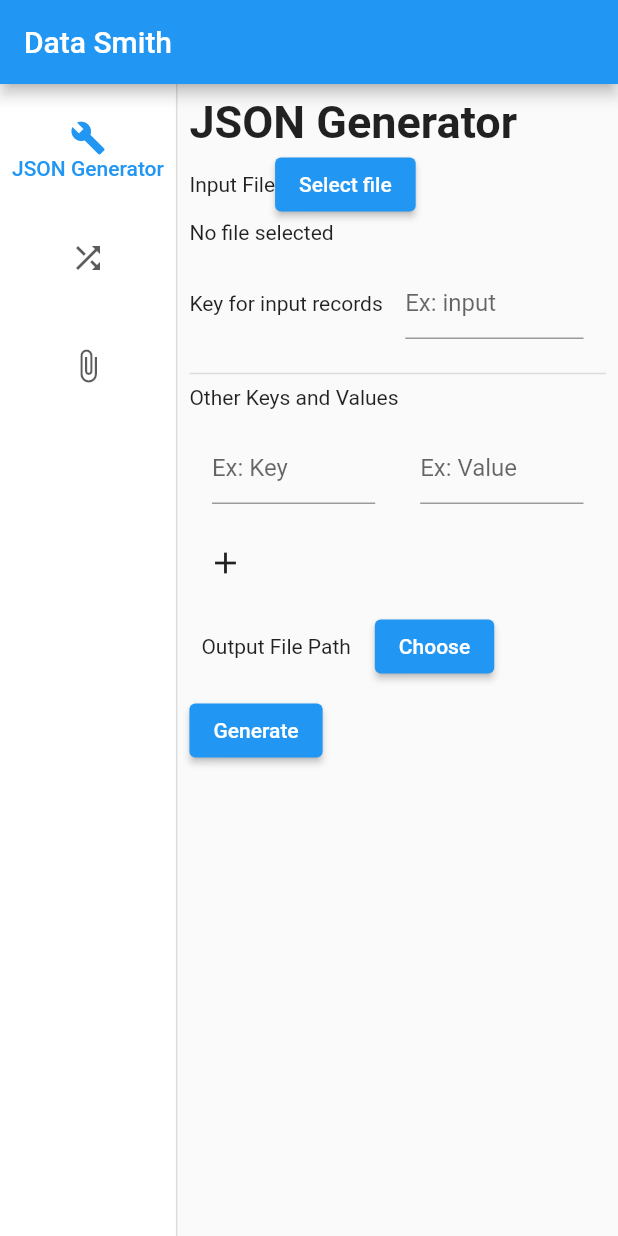
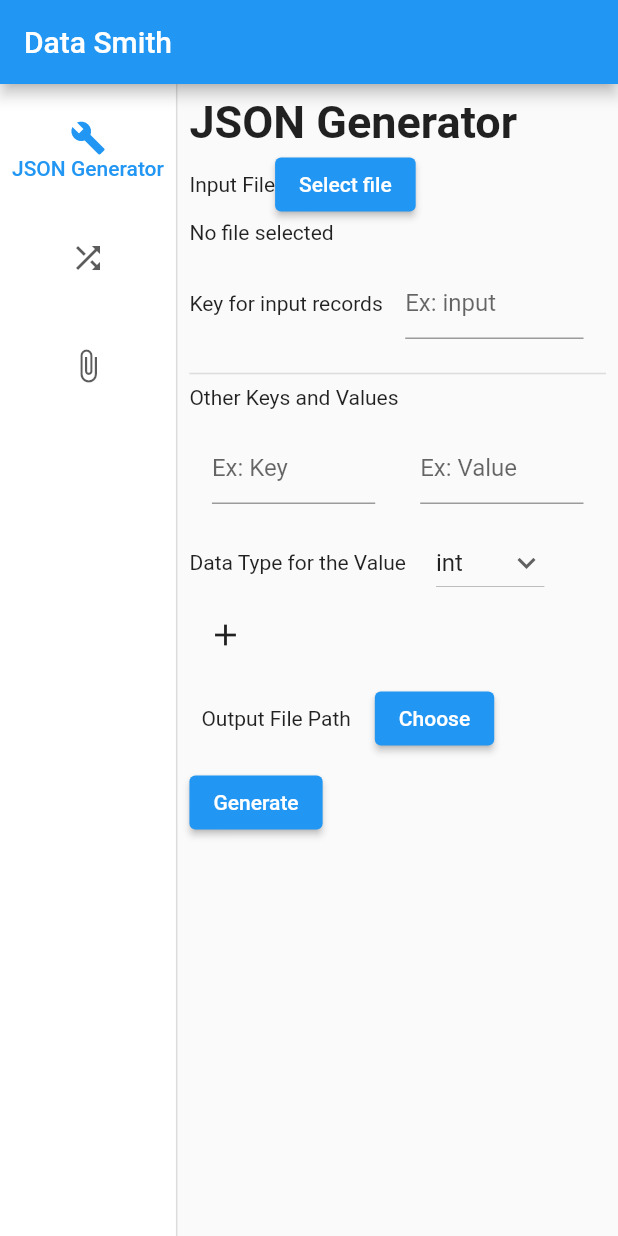
Before and after one commit to RavinduLa/DataSmith, a Flutter app: the screen it shows after launch, on a phone screen of 412 x 824 dp. Run offline on Flutter 3.47's test engine with Material 2 defaults, Android fonts, the phone set to English and light mode, and no system bars; our stand-ins replace file_picker.

Commit message:
Added data type selection for other value

```diff
--- a/lib/screens/json_generator.dart
+++ b/lib/screens/json_generator.dart
@@ -1,5 +1,3 @@
-
-
 import 'package:flutter/foundation.dart';
 import 'package:flutter/material.dart';
 import 'package:file_picker/file_picker.dart';
@@ -18,6 +16,9 @@ class _JSONGeneratorState extends State<JSONGenerator> {
   final _controllerOtherValue1 = TextEditingController();
   PlatformFile? inputFile;
   String? outputFilePath;
+  String dataTypeValue = 'int';
+
+  var dataTypes = ['int', 'string', 'double'];
 
   @override
   Widget build(BuildContext context) {
@@ -122,6 +123,34 @@ class _JSONGeneratorState extends State<JSONGenerator> {
                   )
                 ],
               ),
+              Row(
+                children: [
+                  const Padding(
+                    padding: EdgeInsets.only(right: 20.0),
+                    child: Text('Data Type for the Value'),
+                  ),
+                  DropdownButton(
+                      //default data type
+                      value: dataTypeValue,
+
+                      icon: const Icon(Icons.keyboard_arrow_down),
+
+                      //get all the data types to drop down
+                      items: dataTypes.map(
+                        (String item) {
+                          return DropdownMenuItem(
+                            value: item,
+                            child: Text(item),
+                          );
+                        },
+                      ).toList(),
+                      onChanged: (String? newValue) {
+                        setState(() {
+                          dataTypeValue = newValue!;
+                        });
+                      })
+                ],
+              ),
               IconButton(
                 onPressed: () {
                   if (kDebugMode) {
@@ -130,7 +159,6 @@ class _JSONGeneratorState extends State<JSONGenerator> {
                 },
                 icon: const Icon(Icons.add),
               ),
-
               Row(
                 children: [
                   const Padding(
@@ -201,15 +229,15 @@ class _JSONGeneratorState extends State<JSONGenerator> {
     }
   }
 
-  void generateJson(){
-    if (validateFiles()){
-      if(_formKey.currentState!.validate()  ){
+  void generateJson() {
+    if (validateFiles()) {
+      if (_formKey.currentState!.validate()) {
         if (kDebugMode) {
           print("Validated");
+          print('Data type value: $dataTypeValue');
         }
       }
-    }
-    else{
+    } else {
       showDialog(
           context: context,
           builder: (BuildContext context) {
@@ -228,14 +256,12 @@ class _JSONGeneratorState extends State<JSONGenerator> {
             );
           });
     }
-
   }
 
-  bool validateFiles(){
-    if (inputFile != null && outputFilePath != null){
+  bool validateFiles() {
+    if (inputFile != null && outputFilePath != null) {
       return true;
-    }
-    else{
+    } else {
       return false;
     }
   }
```
